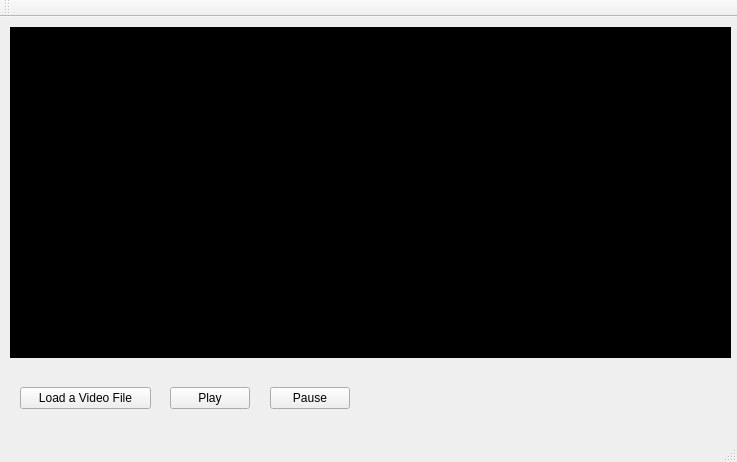
Qt form mainwindow.ui (jshashwat/MediaPlayer) before a commit.
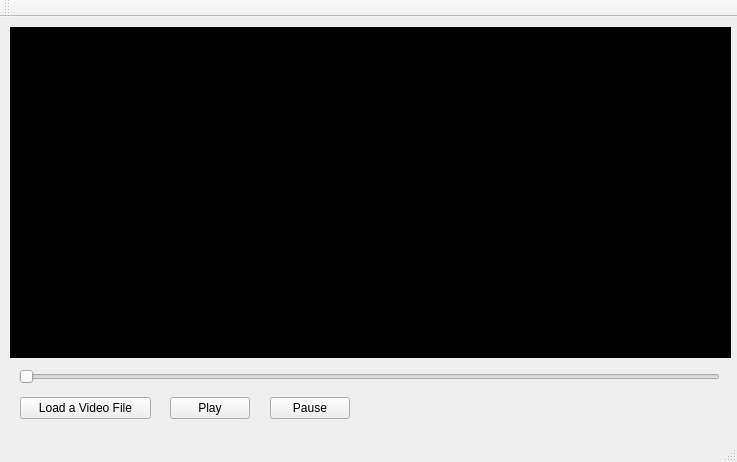
The same form after that commit.

Commit message: Added Horizontal Bar

```diff
--- a/mainwindow.ui
+++ b/mainwindow.ui
@@ -37,7 +37,7 @@
     <property name="geometry">
      <rect>
       <x>20</x>
-      <y>370</y>
+      <y>380</y>
       <width>131</width>
       <height>22</height>
      </rect>
@@ -50,7 +50,7 @@
     <property name="geometry">
      <rect>
       <x>170</x>
-      <y>370</y>
+      <y>380</y>
       <width>80</width>
       <height>22</height>
      </rect>
@@ -63,7 +63,7 @@
     <property name="geometry">
      <rect>
       <x>270</x>
-      <y>370</y>
+      <y>380</y>
       <width>80</width>
       <height>22</height>
      </rect>
@@ -72,6 +72,19 @@
      <string>Pause</string>
     </property>
    </widget>
+   <widget class="QSlider" name="horizontalSlider">
+    <property name="geometry">
+     <rect>
+      <x>19</x>
+      <y>350</y>
+      <width>701</width>
+      <height>20</height>
+     </rect>
+    </property>
+    <property name="orientation">
+     <enum>Qt::Horizontal</enum>
+    </property>
+   </widget>
   </widget>
   <widget class="QMenuBar" name="menuBar">
    <property name="geometry">
```
